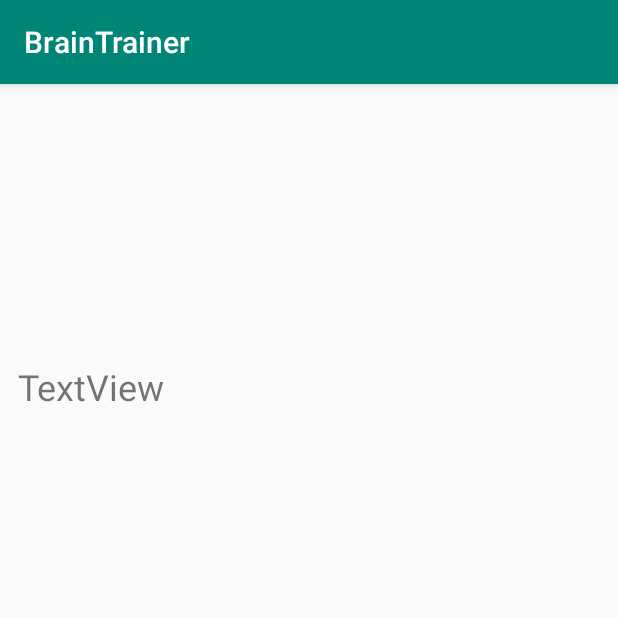
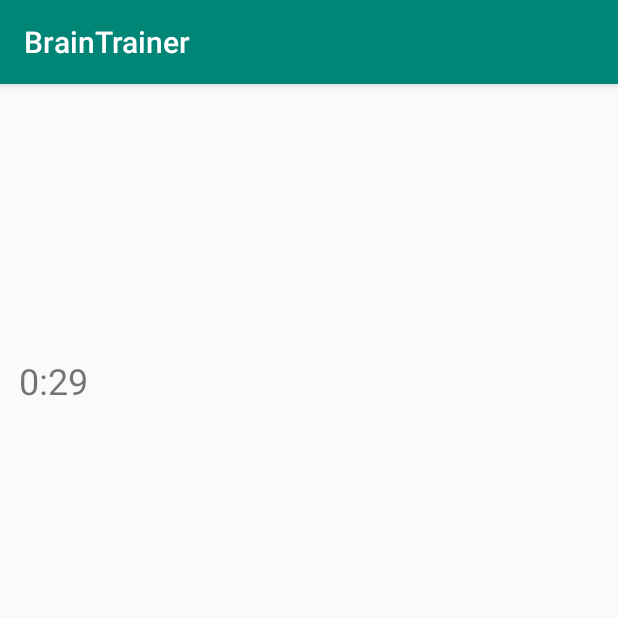
Before and after one commit to anushravmudgal/BrainTrainer, an Android app: the Game screen opened directly, with no data from a screen before it, on a phone screen of 412 x 824 dp, the top half of it. Run offline under Robolectric (Android 15) with nearby library versions, the phone set to English and light mode, and no system bars.

```diff
--- a/app/src/main/java/com/example/braintrainer/Game.java
+++ b/app/src/main/java/com/example/braintrainer/Game.java
@@ -1,14 +1,56 @@
 package com.example.braintrainer;
 
+import androidx.annotation.RequiresApi;
 import androidx.appcompat.app.AppCompatActivity;
 
+import android.os.Build;
 import android.os.Bundle;
+import android.os.CountDownTimer;
+import android.util.Log;
+import android.widget.TextView;
+
+import static java.lang.Boolean.TRUE;
 
 public class Game extends AppCompatActivity {
+    TextView ti;
 
     @Override
     protected void onCreate(Bundle savedInstanceState) {
         super.onCreate(savedInstanceState);
         setContentView(R.layout.activity_game);
+        ti = findViewById(R.id.timer);
+        ti.setText("0:30");
+
+        new CountDownTimer(30000+100, 1000) {
+            @RequiresApi(api = Build.VERSION_CODES.N)
+            public void onTick(long millis) {
+
+
+
+
+
+                int t = (int) millis;
+
+                if(t/1000>9) {
+                    ti.setText("0:" + t / 1000);
+                }else{
+                    ti.setText("0:0" + t / 1000);
+                }
+
+                Log.i("Seconds left", "onTick: " + millis / 1000);
+            }
+
+            public void onFinish() {
+                Log.i("Finished", "Countdow completed!");
+
+
+            }
+        }.start();
+
+
+
+
+
+
     }
 }
--- a/app/src/main/res/layout/activity_game.xml
+++ b/app/src/main/res/layout/activity_game.xml
@@ -7,13 +7,13 @@
     tools:context=".Game">
 
     <TextView
-        android:id="@+id/textView"
+        android:id="@+id/timer"
         android:layout_width="wrap_content"
         android:layout_height="wrap_content"
         android:layout_alignParentEnd="true"
         android:layout_alignParentBottom="true"
-        android:layout_marginEnd="302dp"
-        android:layout_marginBottom="550dp"
-        android:text="TextView"
+        android:layout_marginEnd="353dp"
+        android:layout_marginBottom="554dp"
+        android:text="0:30"
         android:textSize="24sp" />
 </RelativeLayout>
```
